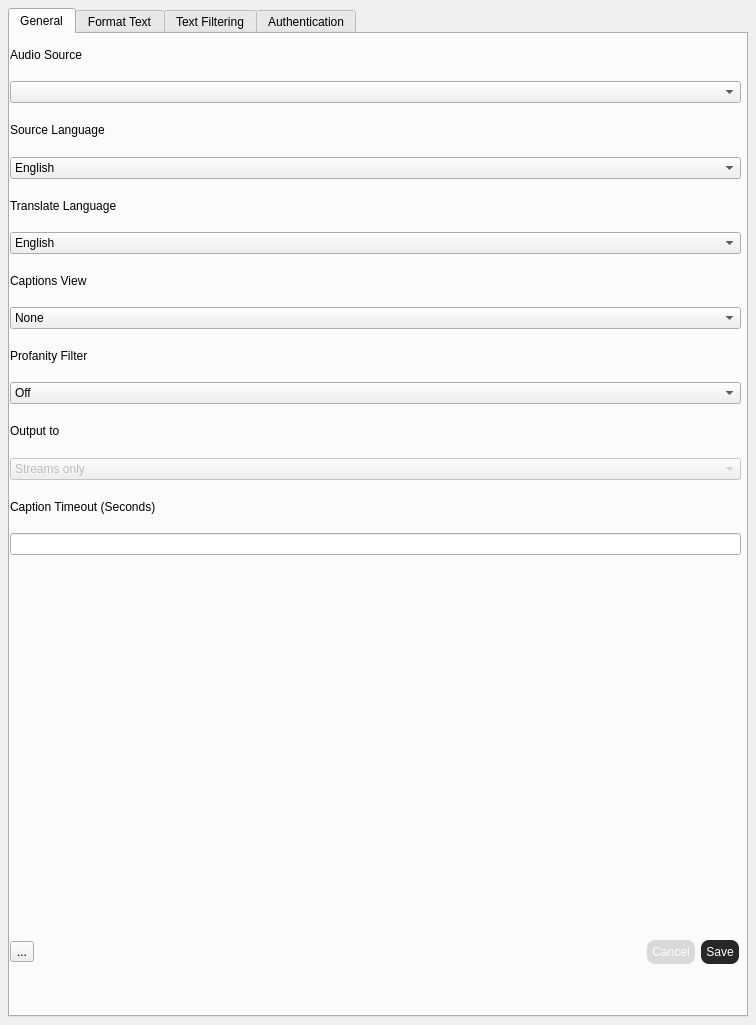
Above: src/window/MainWindow.ui from DarwinIntelligence/obs-realtime-subtitles-plugin before the change. Below: the same form after it.
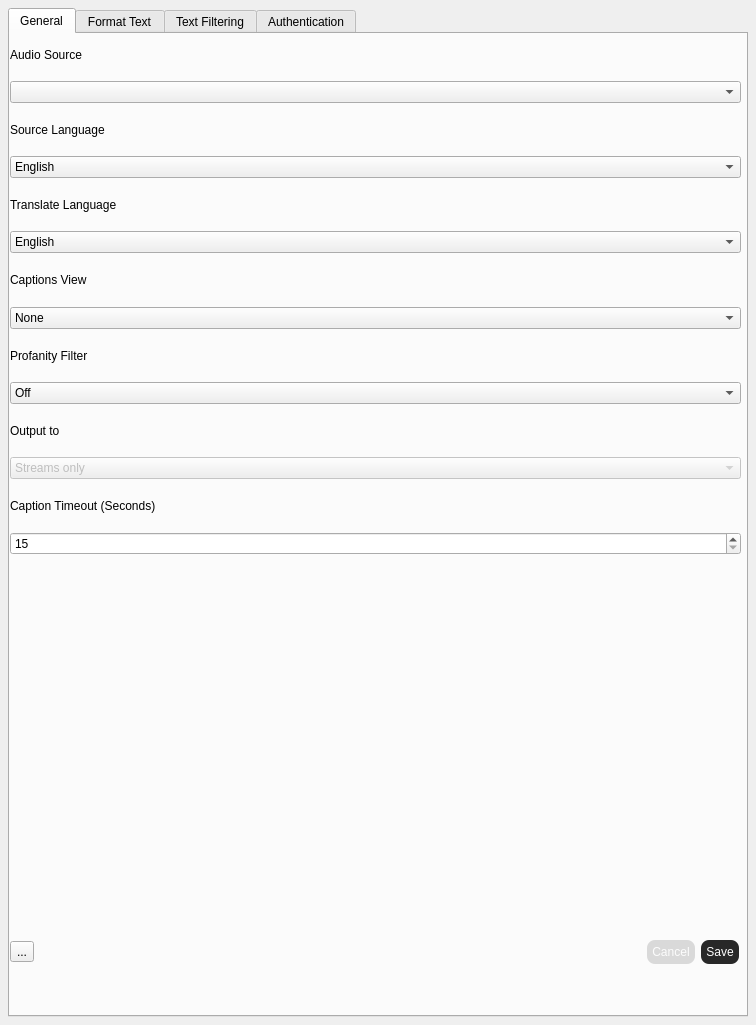
That is the form after the change.

What changed in the file:
```diff
--- a/src/window/MainWindow.ui
+++ b/src/window/MainWindow.ui
@@ -220,7 +220,17 @@
           </widget>
          </item>
          <item>
-          <widget class="QLineEdit" name="caption_timeout_edit"/>
+          <widget class="QSpinBox" name="caption_timeout_spin">
+           <property name="minimum">
+            <number>15</number>
+           </property>
+           <property name="maximum">
+            <number>60</number>
+           </property>
+           <property name="singleStep">
+            <number>5</number>
+           </property>
+          </widget>
          </item>
         </layout>
        </widget>
```
Left out of the diff: 2 changed lines with no effect on the pictures.
